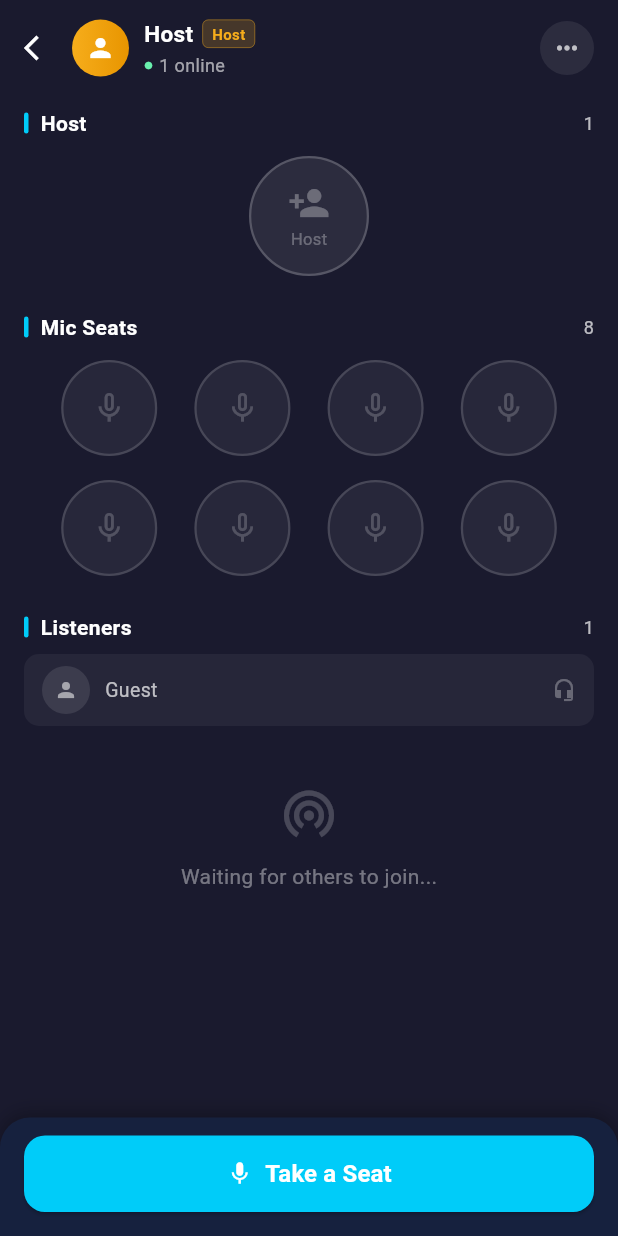
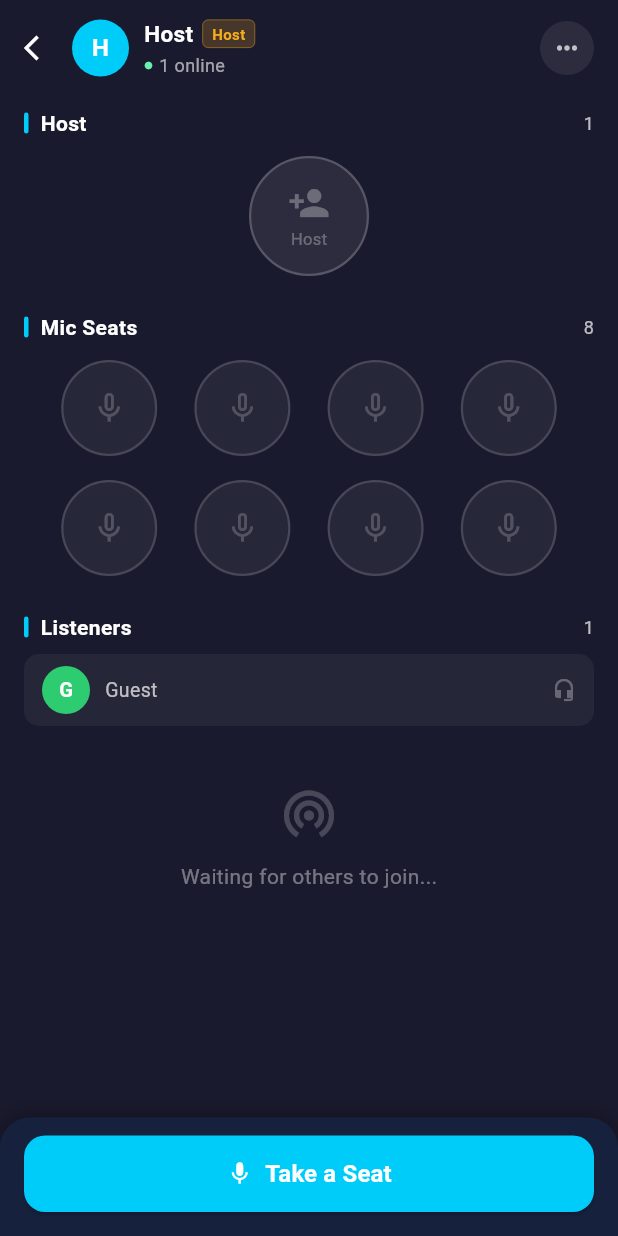
Before and after one commit to webzrtx/playtime, a Flutter app: the VoiceRoomScreen screen opened by its route, on a phone screen of 412 x 824 dp. Run offline on Flutter 3.47's test engine with Material 3 defaults, Android fonts, the phone set to English and light mode, and no system bars; our stand-ins replace permission_handler; missing offline and left inert: tencent_rtc_sdk.

Commit message:
feat: user avatars (initial letter in colored circle) replace star/person icons everywhere

```diff
--- a/lib/screens/voice_room_screen.dart
+++ b/lib/screens/voice_room_screen.dart
@@ -6,6 +6,7 @@ import '../models/room_model.dart';
 import '../services/trtc_service.dart';
 import '../config/trtc_config.dart';
 import '../widgets/speaking_avatar.dart';
+import '../widgets/user_avatar.dart';
 
 // WePlay-inspired voice room screen
 class VoiceRoomScreen extends StatefulWidget {
@@ -217,15 +218,10 @@ class _VoiceRoomScreenState extends State<VoiceRoomScreen> {
           ),
           const SizedBox(width: 12),
           // Host avatar
-          Container(
-            width: 38, height: 38,
-            decoration: BoxDecoration(
-              shape: BoxShape.circle,
-              gradient: const LinearGradient(
-                colors: [_gold, Color(0xFFE89500)],
-              ),
-            ),
-            child: const Icon(Icons.person, color: Colors.white, size: 20),
+          UserAvatar(
+            userId: host?.userId ?? '',
+            displayName: host?.label ?? 'H',
+            size: 38,
           ),
           const SizedBox(width: 10),
           Expanded(
@@ -304,9 +300,13 @@ class _VoiceRoomScreenState extends State<VoiceRoomScreen> {
                       SpeakingAvatar(
                         isSpeaking: owner.isSpeaking,
                         volume: owner.volume,
-                        size: 36,
+                        size: 44,
                         glowColor: _gold,
-                        child: const Icon(Icons.star, color: Colors.white, size: 28),
+                        child: UserAvatar(
+                          userId: owner.userId,
+                          displayName: owner.label,
+                          size: 44,
+                        ),
                       ),
                       const SizedBox(height: 2),
                       Text(
@@ -522,15 +522,10 @@ class _SeatCircle extends StatelessWidget {
                     child: Stack(
                       alignment: Alignment.center,
                       children: [
-                        Container(
-                          width: 36, height: 36,
-                          decoration: BoxDecoration(
-                            shape: BoxShape.circle,
-                            gradient: const LinearGradient(
-                              colors: [Color(0xFFFE6484), Color(0xFFC84070)],
-                            ),
-                          ),
-                          child: const Icon(Icons.person, color: Colors.white, size: 20),
+                        UserAvatar(
+                          userId: p?.userId ?? '',
+                          displayName: p?.label ?? '?',
+                          size: 36,
                         ),
                         if (p?.isHost == true)
                           Positioned(
@@ -578,10 +573,10 @@ class _AudienceRow extends StatelessWidget {
       ),
       child: Row(
         children: [
-          CircleAvatar(
-            radius: 16,
-            backgroundColor: Colors.white.withOpacity(0.1),
-            child: const Icon(Icons.person, size: 16, color: Colors.white54),
+          UserAvatar(
+            userId: participant.userId,
+            displayName: participant.label,
+            size: 32,
           ),
           const SizedBox(width: 10),
           Text(participant.label,
--- /dev/null
+++ b/lib/widgets/user_avatar.dart
@@ -0,0 +1,56 @@
+import 'package:flutter/material.dart';
+
+/// Simple avatar widget — shows first letter of name in a colored circle.
+/// Consistent color per userId.
+class UserAvatar extends StatelessWidget {
+  final String userId;
+  final String displayName;
+  final double size;
+
+  const UserAvatar({
+    super.key,
+    required this.userId,
+    this.displayName = '',
+    this.size = 36,
+  });
+
+  static Color colorForId(String id) {
+    final colors = [
+      const Color(0xFFFE6484), // pink
+      const Color(0xFF00CCF9), // cyan
+      const Color(0xFFF6AD1B), // gold
+      const Color(0xFF9B59B6), // purple
+      const Color(0xFF2ECC71), // green
+      const Color(0xFFE74C3C), // red
+      const Color(0xFF3498DB), // blue
+      const Color(0xFF1ABC9C), // teal
+    ];
+    return colors[id.hashCode.abs() % colors.length];
+  }
+
+  String _initial(String name) {
+    if (name.isEmpty) return '?';
+    return name[0].toUpperCase();
+  }
+
+  @override
+  Widget build(BuildContext context) {
+    return Container(
+      width: size,
+      height: size,
+      decoration: BoxDecoration(
+        shape: BoxShape.circle,
+        color: colorForId(userId),
+      ),
+      alignment: Alignment.center,
+      child: Text(
+        _initial(displayName),
+        style: TextStyle(
+          color: Colors.white,
+          fontSize: size * 0.42,
+          fontWeight: FontWeight.w700,
+        ),
+      ),
+    );
+  }
+}
```
